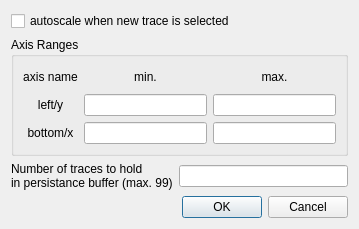
The window that QtPMbrowser/DlgGraphSettings.ui (ChrisHal/PMbrowser) describes before a commit, drawn with Qt 5.
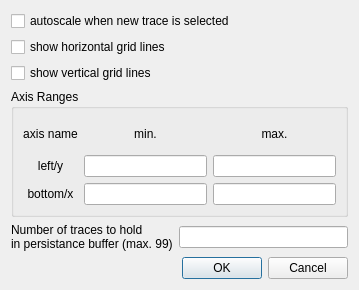
The same window after the commit.

Commit message: graph settings dialog: make grid configurable

```diff
--- a/QtPMbrowser/DlgGraphSettings.ui
+++ b/QtPMbrowser/DlgGraphSettings.ui
@@ -7,13 +7,20 @@
     <x>0</x>
     <y>0</y>
     <width>359</width>
-    <height>229</height>
+    <height>290</height>
    </rect>
   </property>
   <property name="windowTitle">
    <string>Graph Settings &amp; Axis Ranges</string>
   </property>
   <layout class="QGridLayout" name="gridLayout_2">
+   <item row="4" column="0">
+    <widget class="QLabel" name="label_5">
+     <property name="text">
+      <string>&lt;html&gt;&lt;head/&gt;&lt;body&gt;&lt;p&gt;Number of traces to hold&lt;br/&gt;in persistance buffer (max. 99)&lt;/p&gt;&lt;/body&gt;&lt;/html&gt;</string>
+     </property>
+    </widget>
+   </item>
    <item row="0" column="0" colspan="2">
     <widget class="QCheckBox" name="checkBoxEnableAutoscale">
      <property name="text">
@@ -21,7 +28,7 @@
      </property>
     </widget>
    </item>
-   <item row="1" column="0" colspan="2">
+   <item row="3" column="0" colspan="2">
     <widget class="QGroupBox" name="groupBox">
      <property name="title">
       <string>Axis Ranges</string>
@@ -100,17 +107,17 @@
      </layout>
     </widget>
    </item>
-   <item row="2" column="0">
-    <widget class="QLabel" name="label_5">
-     <property name="text">
-      <string>&lt;html&gt;&lt;head/&gt;&lt;body&gt;&lt;p&gt;Number of traces to hold&lt;br/&gt;in persistance buffer (max. 99)&lt;/p&gt;&lt;/body&gt;&lt;/html&gt;</string>
-     </property>
-    </widget>
-   </item>
-   <item row="2" column="1">
+   <item row="4" column="1">
     <widget class="QLineEdit" name="lineEditNumTraces"/>
    </item>
-   <item row="3" column="0" colspan="2">
+   <item row="1" column="0">
+    <widget class="QCheckBox" name="checkBoxHorzGrid">
+     <property name="text">
+      <string>show horizontal grid lines</string>
+     </property>
+    </widget>
+   </item>
+   <item row="5" column="0" colspan="2">
     <widget class="QDialogButtonBox" name="buttonBox">
      <property name="orientation">
       <enum>Qt::Horizontal</enum>
@@ -120,6 +127,13 @@
      </property>
     </widget>
    </item>
+   <item row="2" column="0">
+    <widget class="QCheckBox" name="checkBoxVertGrid">
+     <property name="text">
+      <string>show vertical grid lines</string>
+     </property>
+    </widget>
+   </item>
   </layout>
  </widget>
  <tabstops>
```
The commit also changes 4 other files.
